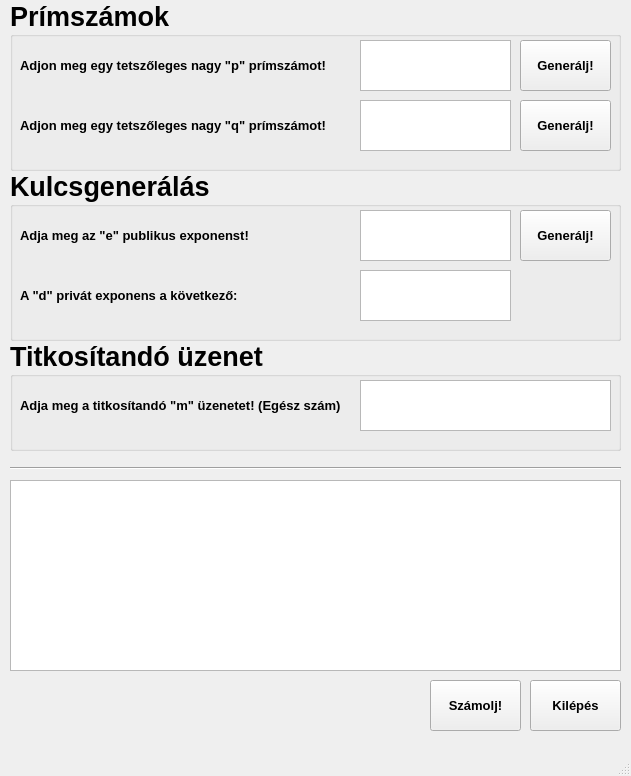
First picture: the form in RSA.ui, repository pkristof1999/RSA-project, before the edit.
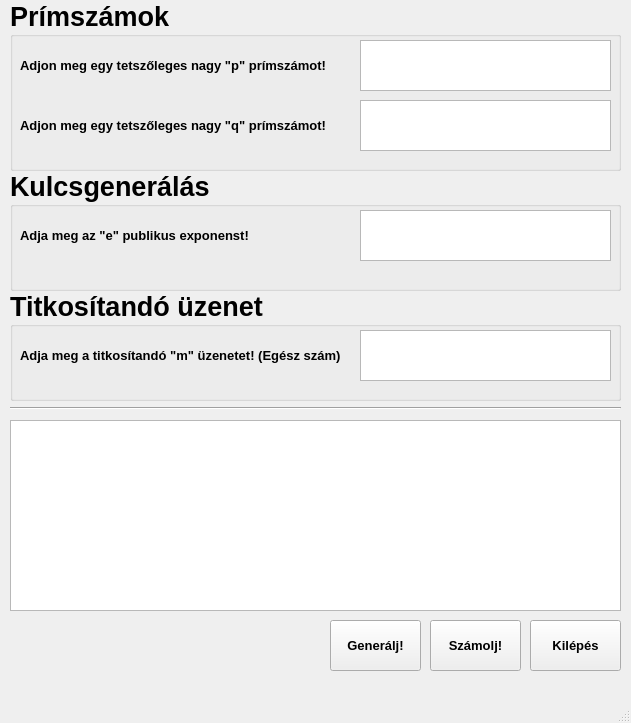
Second picture: the form after the edit.

What changed in the file:
```diff
--- a/RSA.ui
+++ b/RSA.ui
@@ -7,7 +7,7 @@
     <x>0</x>
     <y>0</y>
     <width>631</width>
-    <height>776</height>
+    <height>723</height>
    </rect>
   </property>
   <property name="windowTitle">
@@ -75,7 +75,7 @@
       <rect>
        <x>350</x>
        <y>40</y>
-       <width>151</width>
+       <width>251</width>
        <height>51</height>
       </rect>
      </property>
@@ -95,7 +95,7 @@
       <rect>
        <x>350</x>
        <y>100</y>
-       <width>151</width>
+       <width>251</width>
        <height>51</height>
       </rect>
      </property>
@@ -110,44 +110,6 @@
 &lt;p align=&quot;center&quot; style=&quot;-qt-paragraph-type:empty; margin-top:0px; margin-bottom:0px; margin-left:0px; margin-right:0px; -qt-block-indent:0; text-indent:0px;&quot;&gt;&lt;br /&gt;&lt;/p&gt;&lt;/body&gt;&lt;/html&gt;</string>
      </property>
     </widget>
-    <widget class="QPushButton" name="pGenerate_Prime">
-     <property name="geometry">
-      <rect>
-       <x>510</x>
-       <y>40</y>
-       <width>91</width>
-       <height>51</height>
-      </rect>
-     </property>
-     <property name="font">
-      <font>
-       <pointsize>10</pointsize>
-       <bold>true</bold>
-      </font>
-     </property>
-     <property name="text">
-      <string>Generálj!</string>
-     </property>
-    </widget>
-    <widget class="QPushButton" name="qGenerate_Prime">
-     <property name="geometry">
-      <rect>
-       <x>510</x>
-       <y>100</y>
-       <width>91</width>
-       <height>51</height>
-      </rect>
-     </property>
-     <property name="font">
-      <font>
-       <pointsize>10</pointsize>
-       <bold>true</bold>
-      </font>
-     </property>
-     <property name="text">
-      <string>Generálj!</string>
-     </property>
-    </widget>
    </widget>
    <widget class="QGroupBox" name="keyGen_Box">
     <property name="geometry">
@@ -155,7 +117,7 @@
       <x>10</x>
       <y>170</y>
       <width>611</width>
-      <height>171</height>
+      <height>121</height>
      </rect>
     </property>
     <property name="font">
@@ -191,7 +153,7 @@
       <rect>
        <x>350</x>
        <y>40</y>
-       <width>151</width>
+       <width>251</width>
        <height>51</height>
       </rect>
      </property>
@@ -206,76 +168,12 @@
 &lt;p align=&quot;center&quot; style=&quot;-qt-paragraph-type:empty; margin-top:0px; margin-bottom:0px; margin-left:0px; margin-right:0px; -qt-block-indent:0; text-indent:0px;&quot;&gt;&lt;br /&gt;&lt;/p&gt;&lt;/body&gt;&lt;/html&gt;</string>
      </property>
     </widget>
-    <widget class="QPushButton" name="eGenerate">
-     <property name="geometry">
-      <rect>
-       <x>510</x>
-       <y>40</y>
-       <width>91</width>
-       <height>51</height>
-      </rect>
-     </property>
-     <property name="font">
-      <font>
-       <pointsize>10</pointsize>
-       <bold>true</bold>
-      </font>
-     </property>
-     <property name="text">
-      <string>Generálj!</string>
-     </property>
-    </widget>
-    <widget class="QLabel" name="dLabel">
-     <property name="geometry">
-      <rect>
-       <x>10</x>
-       <y>100</y>
-       <width>331</width>
-       <height>51</height>
-      </rect>
-     </property>
-     <property name="font">
-      <font>
-       <pointsize>10</pointsize>
-       <bold>true</bold>
-      </font>
-     </property>
-     <property name="text">
-      <string>A &quot;d&quot; privát exponens a következő:</string>
-     </property>
-    </widget>
-    <widget class="QTextEdit" name="dInput_Box">
-     <property name="geometry">
-      <rect>
-       <x>350</x>
-       <y>100</y>
-       <width>151</width>
-       <height>51</height>
-      </rect>
-     </property>
-     <property name="cursor" stdset="0">
-      <cursorShape>ForbiddenCursor</cursorShape>
-     </property>
-     <property name="readOnly">
-      <bool>true</bool>
-     </property>
-     <property name="html">
-      <string>&lt;!DOCTYPE HTML PUBLIC &quot;-//W3C//DTD HTML 4.0//EN&quot; &quot;http://www.w3.org/TR/REC-html40/strict.dtd&quot;&gt;
-&lt;html&gt;&lt;head&gt;&lt;meta name=&quot;qrichtext&quot; content=&quot;1&quot; /&gt;&lt;meta charset=&quot;utf-8&quot; /&gt;&lt;style type=&quot;text/css&quot;&gt;
-p, li { white-space: pre-wrap; }
-hr { height: 1px; border-width: 0; }
-li.unchecked::marker { content: &quot;\2610&quot;; }
-li.checked::marker { content: &quot;\2612&quot;; }
-&lt;/style&gt;&lt;/head&gt;&lt;body style=&quot; font-family:'Segoe UI'; font-size:20pt; font-weight:700; font-style:normal;&quot;&gt;
-&lt;p align=&quot;center&quot; style=&quot;-qt-paragraph-type:empty; margin-top:0px; margin-bottom:0px; margin-left:0px; margin-right:0px; -qt-block-indent:0; text-indent:0px;&quot;&gt;&lt;br /&gt;&lt;/p&gt;&lt;/body&gt;&lt;/html&gt;</string>
-     </property>
-    </widget>
    </widget>
    <widget class="QGroupBox" name="messageBox">
     <property name="geometry">
      <rect>
       <x>10</x>
-      <y>340</y>
+      <y>290</y>
       <width>611</width>
       <height>111</height>
      </rect>
@@ -333,7 +231,7 @@
     <property name="geometry">
      <rect>
       <x>530</x>
-      <y>680</y>
+      <y>620</y>
       <width>91</width>
       <height>51</height>
      </rect>
@@ -352,7 +250,7 @@
     <property name="geometry">
      <rect>
       <x>430</x>
-      <y>680</y>
+      <y>620</y>
       <width>91</width>
       <height>51</height>
      </rect>
@@ -371,7 +269,7 @@
     <property name="geometry">
      <rect>
       <x>10</x>
-      <y>460</y>
+      <y>400</y>
       <width>611</width>
       <height>16</height>
      </rect>
@@ -384,15 +282,40 @@
     <property name="geometry">
      <rect>
       <x>10</x>
-      <y>480</y>
+      <y>420</y>
       <width>611</width>
       <height>191</height>
      </rect>
     </property>
+    <property name="font">
+     <font>
+      <pointsize>16</pointsize>
+      <bold>true</bold>
+     </font>
+    </property>
     <property name="cursor" stdset="0">
      <cursorShape>ForbiddenCursor</cursorShape>
     </property>
    </widget>
+   <widget class="QPushButton" name="generateButton">
+    <property name="geometry">
+     <rect>
+      <x>330</x>
+      <y>620</y>
+      <width>91</width>
+      <height>51</height>
+     </rect>
+    </property>
+    <property name="font">
+     <font>
+      <pointsize>10</pointsize>
+      <bold>true</bold>
+     </font>
+    </property>
+    <property name="text">
+     <string>Generálj!</string>
+    </property>
+   </widget>
   </widget>
   <widget class="QMenuBar" name="menubar">
    <property name="geometry">
```
